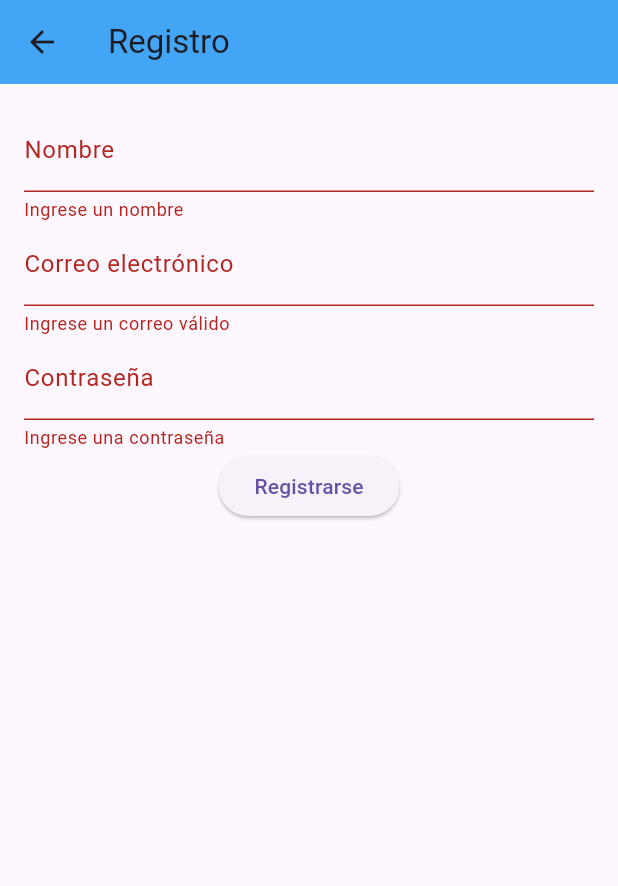
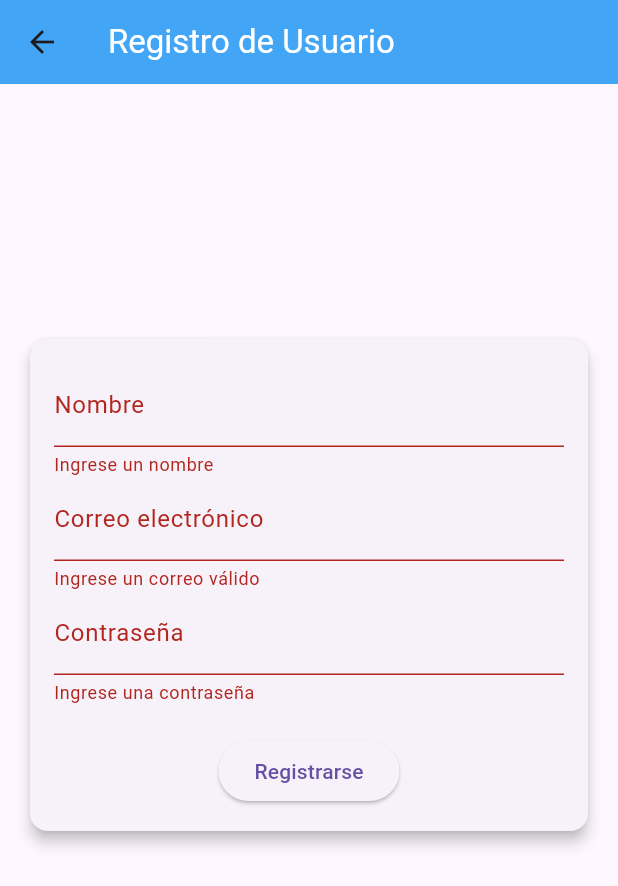
Before and after one commit to asm1028/DesperdicioCero, a Flutter app: the RegisterScreen screen opened by its route, after a tap on "Registrarse", on a phone screen of 412 x 824 dp. Shown: the top 886 px of the screen. Run offline on Flutter 3.47's test engine with Material 3 defaults, Android fonts, the phone set to English and light mode, and no system bars; our stand-ins replace cloud_firestore, connectivity_plus, firebase_auth, firebase_core, flutter_local_notifications, font_awesome_flutter and 3 more; missing offline and left inert: android_alarm_manager_plus, easy_autocomplete, google_ml_kit, google_mlkit_text_recognition; accounts and stored records are empty.

Commit message:
[Update] #18 Actualizada la interfaz de registro para que sea más bonita y se añaden pop-ups de errores.

```diff
--- a/lib/pages/profile.dart
+++ b/lib/pages/profile.dart
@@ -1,7 +1,6 @@
 import 'package:desperdiciocero/pages/login.dart';
 import 'package:desperdiciocero/pages/register.dart';
 import 'package:flutter/material.dart';
-import 'package:firebase_auth/firebase_auth.dart';
 import 'package:cloud_firestore/cloud_firestore.dart';
 import 'package:shared_preferences/shared_preferences.dart';
 
@@ -57,7 +56,7 @@ class _ProfileState extends State<Profile> {
   Widget build(BuildContext context) {
     return Scaffold(
       appBar: AppBar(
-        title: Text('Perfil', style: TextStyle(color: Colors.white)),
+        title: Text('Perfil de Usuario', style: TextStyle(color: Colors.white)),
         backgroundColor: Colors.blue[400],
       ),
       body: SingleChildScrollView(
--- a/lib/pages/register.dart
+++ b/lib/pages/register.dart
@@ -1,3 +1,4 @@
+import 'package:desperdiciocero/pages/profile.dart';
 import 'package:flutter/material.dart';
 import 'package:firebase_auth/firebase_auth.dart';
 import 'package:cloud_firestore/cloud_firestore.dart';
@@ -25,7 +26,8 @@ class _RegisterScreenState extends State<RegisterScreen> {
 
       if (result.docs.isEmpty) {
         try {
-          UserCredential userCredential = await FirebaseAuth.instance.createUserWithEmailAndPassword(
+          // Crear usuario en Firebase Auth
+          await FirebaseAuth.instance.createUserWithEmailAndPassword(
             email: email,
             password: password,
           );
@@ -40,18 +42,34 @@ class _RegisterScreenState extends State<RegisterScreen> {
             'password': password,  // TODO: No guardar la contraseña en texto plano
           }, SetOptions(merge: true));  // Se usa merge para no sobrescribir campos existentes
 
-          // Se vuelve a la pantalla anterior
-          Navigator.pop(context);
+          // Se vuelve a la pantalla de perfil
+          Navigator.pushReplacement(
+            context,
+            MaterialPageRoute(builder: (context) => Profile()),
+          );
         } catch (e) {
           print('Error en el registro: $e');
+          showDialog(
+            context: context,
+            builder: (context) => AlertDialog(
+              title: Text('Error de Registro'),
+              content: Text('No se pudo registrar. Por favor intente nuevamente o vuelva más tarde.'),
+              actions: [
+                TextButton(
+                  child: Text('Continuar'),
+                  onPressed: () => Navigator.of(context).pop(),
+                ),
+              ],
+            ),
+          );
         }
       } else {
-        // Mensaje de error si el correo ya está registrado
+        // Aparece este mensaje de error si el correo ya está registrado
         showDialog(
           context: context,
           builder: (context) => AlertDialog(
             title: Text('Error'),
-            content: Text('El correo electrónico ya está registrado.'),
+            content: Text('Ya existe un usuario con ese correo electrónico.'),
             actions: [
               TextButton(
                 child: Text('Continuar'),
@@ -68,14 +86,25 @@ class _RegisterScreenState extends State<RegisterScreen> {
   Widget build(BuildContext context) {
     return Scaffold(
       appBar: AppBar(
-        title: Text('Registro'),
+        title: Text(
+          'Registro de Usuario',
+          style: TextStyle(color: Colors.white),
+        ),
         backgroundColor: Colors.blue[400],
       ),
-      body: Form(
-        key: _formKey,
+      body: SingleChildScrollView(
         child: Padding(
           padding: const EdgeInsets.all(16.0),
+          child: Container(
+            margin: EdgeInsets.only(top: 150.0),
+            child: Card(
+              elevation: 4.0,
+              child: Padding(
+                padding: const EdgeInsets.all(16.0),
+                child: Form(
+                  key: _formKey,
                   child: Column(
+                    mainAxisSize: MainAxisSize.min,
                     children: [
                       TextFormField(
                         decoration: InputDecoration(labelText: 'Nombre'),
@@ -100,6 +129,7 @@ class _RegisterScreenState extends State<RegisterScreen> {
                         },
                         onChanged: (value) => setState(() => password = value),
                       ),
+                      SizedBox(height: 20),
                       ElevatedButton(
                         onPressed: register,
                         child: Text('Registrarse'),
@@ -108,6 +138,10 @@ class _RegisterScreenState extends State<RegisterScreen> {
                   ),
                 ),
               ),
+            ),
+          ),
+        ),
+      ),
     );
   }
 }
```
Lines whose indentation alone changed are shown as unchanged.
